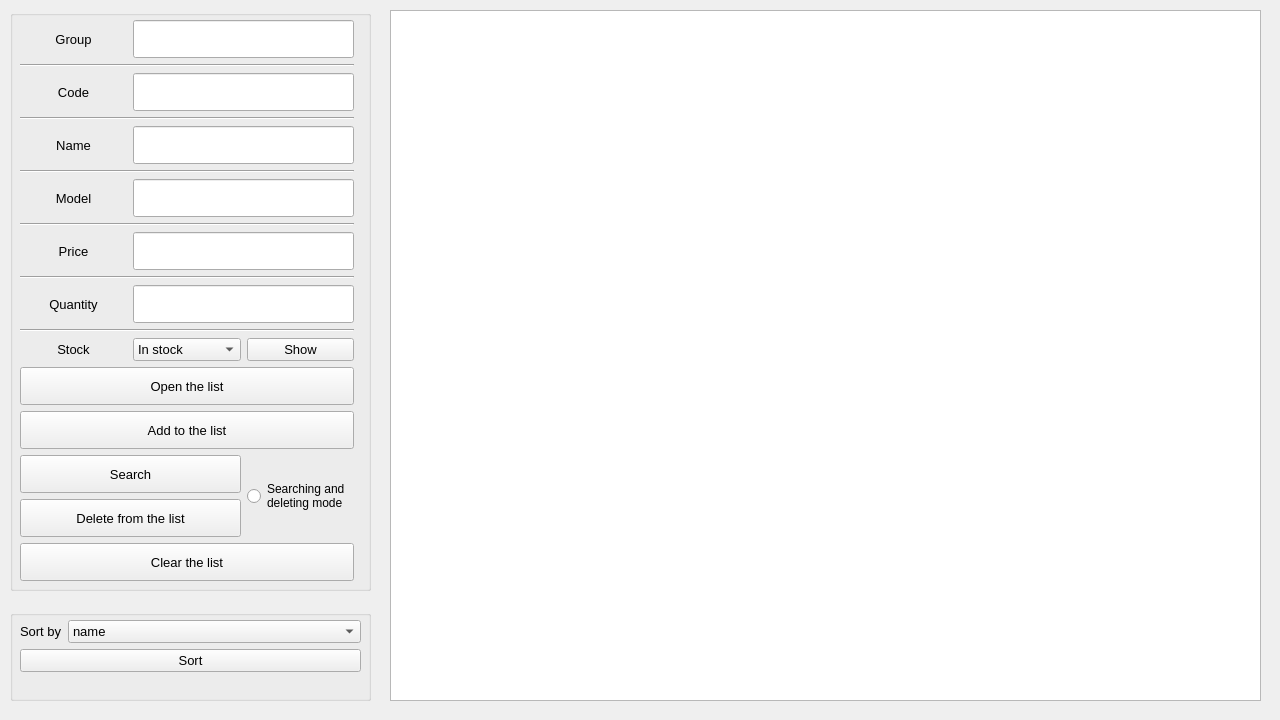
First picture: the form in QTLabs/Lab_06_Files/shop_database/widget.ui, repository voodzz/qt_labs, before the edit.
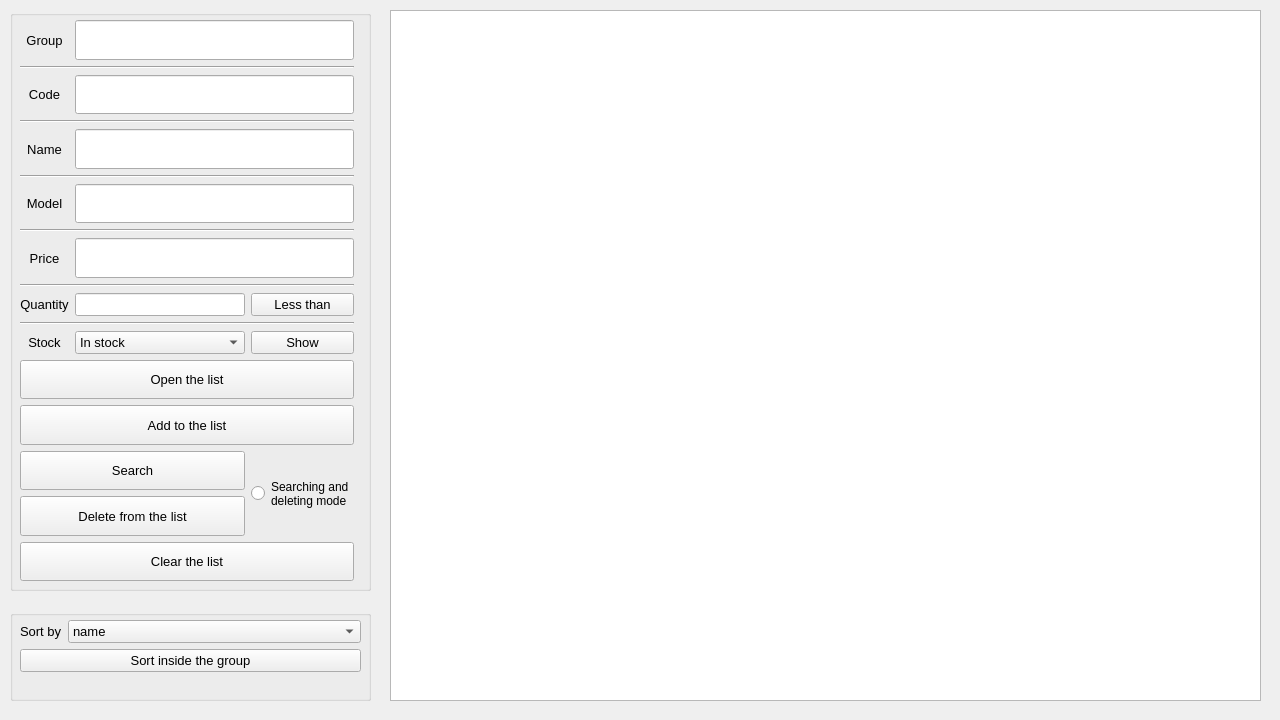
Second picture: the form after the edit.

What changed in the file:
```diff
--- a/QTLabs/Lab_06_Files/shop_database/widget.ui
+++ b/QTLabs/Lab_06_Files/shop_database/widget.ui
@@ -130,21 +130,6 @@
        </property>
       </widget>
      </item>
-     <item row="10" column="1" colspan="2">
-      <widget class="QLineEdit" name="quantityLineEdit">
-       <property name="sizePolicy">
-        <sizepolicy hsizetype="Expanding" vsizetype="Preferred">
-         <horstretch>0</horstretch>
-         <verstretch>0</verstretch>
-        </sizepolicy>
-       </property>
-       <property name="font">
-        <font>
-         <pointsize>10</pointsize>
-        </font>
-       </property>
-      </widget>
-     </item>
      <item row="13" column="0" colspan="3">
       <widget class="QPushButton" name="openListButton">
        <property name="sizePolicy">
@@ -419,6 +404,33 @@
        </property>
       </widget>
      </item>
+     <item row="10" column="1">
+      <widget class="QLineEdit" name="quantityLineEdit">
+       <property name="sizePolicy">
+        <sizepolicy hsizetype="Expanding" vsizetype="Preferred">
+         <horstretch>0</horstretch>
+         <verstretch>0</verstretch>
+        </sizepolicy>
+       </property>
+       <property name="font">
+        <font>
+         <pointsize>10</pointsize>
+        </font>
+       </property>
+      </widget>
+     </item>
+     <item row="10" column="2">
+      <widget class="QPushButton" name="lessThanButton">
+       <property name="font">
+        <font>
+         <pointsize>10</pointsize>
+        </font>
+       </property>
+       <property name="text">
+        <string>Less than</string>
+       </property>
+      </widget>
+     </item>
     </layout>
    </widget>
   </widget>
@@ -510,7 +522,7 @@
         </font>
        </property>
        <property name="text">
-        <string>Sort</string>
+        <string>Sort inside the group</string>
        </property>
       </widget>
      </item>
```
